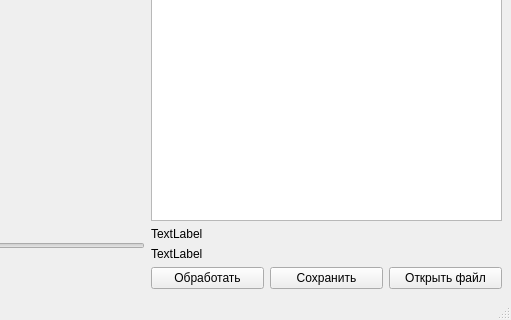
mva2204/PyPrg, file uis/text_bot_gui_mpl.ui: the form before one commit; both pictures show x 571 to 1082 and y 483 to 803 of the 1082 by 803 pixel window.
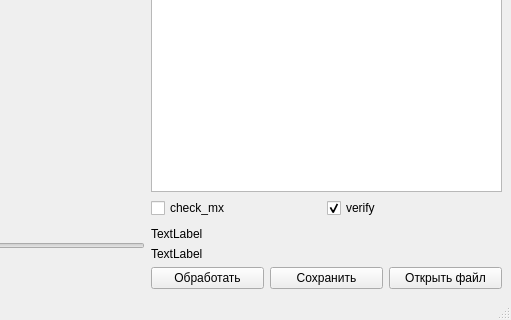
The form after the commit.

Commit message: добавляем parser_site.py 0.1

Patch:
```diff
--- a/uis/text_bot_gui_mpl.ui
+++ b/uis/text_bot_gui_mpl.ui
@@ -132,6 +132,33 @@
         </property>
        </widget>
       </item>
+      <item>
+       <layout class="QHBoxLayout" name="horizontalLayout_4">
+        <property name="rightMargin">
+         <number>6</number>
+        </property>
+        <property name="bottomMargin">
+         <number>3</number>
+        </property>
+        <item>
+         <widget class="QCheckBox" name="checkBox_check_mx">
+          <property name="text">
+           <string>check_mx</string>
+          </property>
+         </widget>
+        </item>
+        <item>
+         <widget class="QCheckBox" name="checkBox_verify">
+          <property name="text">
+           <string>verify</string>
+          </property>
+          <property name="checked">
+           <bool>true</bool>
+          </property>
+         </widget>
+        </item>
+       </layout>
+      </item>
       <item>
        <widget class="QLabel" name="label_state">
         <property name="text">
```
The commit also changes 1 other file.
